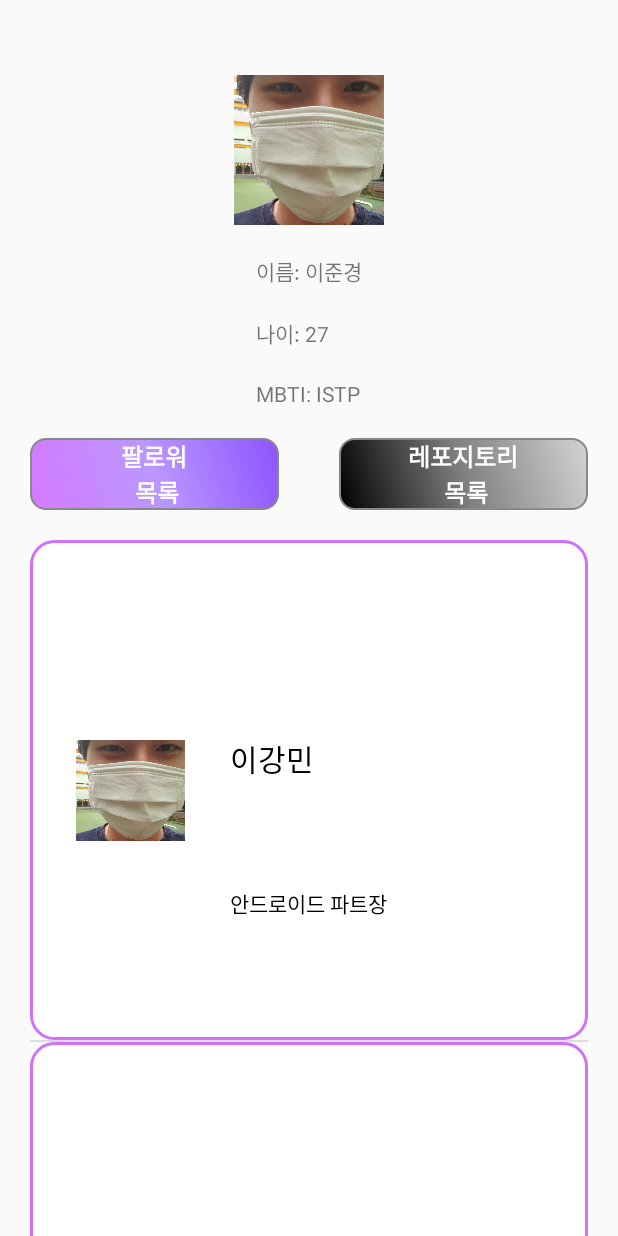
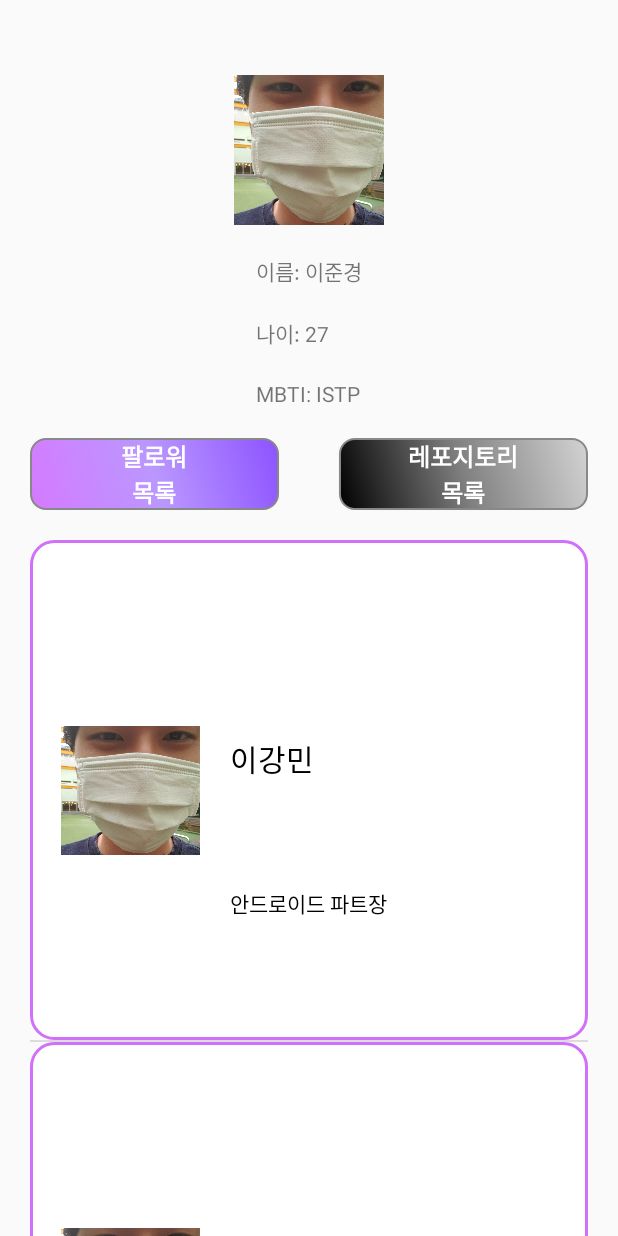
Before and after one commit to 30th-THE-SOPT-Android-Part/Android-JoonKyung, an Android app: the FollowerFragment screen opened directly, with no data from a screen before it, after a tap on an icon or button, on a phone screen of 412 x 824 dp. Run offline under Robolectric (Android 15) with nearby library versions, the phone set to English and light mode, and no system bars; our stand-ins replace data binding; libraries missing offline, so code that uses them is left out: it.xabaras.android.

Commit message:
feat: 효림이 피드백 반영

```diff
--- a/app/src/main/AndroidManifest.xml
+++ b/app/src/main/AndroidManifest.xml
@@ -10,7 +10,7 @@
         android:supportsRtl="true"
         android:theme="@style/Theme.SOPTLEE">
         <activity
-            android:name=".DetailActivity"
+            android:name=".detail.DetailActivity"
             android:exported="false" />
         <activity
             android:name=".SampleActivity"
--- a/app/src/main/java/com/lee989898/soptlee/FollowerAdapter.kt
+++ b/app/src/main/java/com/lee989898/soptlee/FollowerAdapter.kt
@@ -4,9 +4,9 @@ import android.content.Intent
 import android.view.LayoutInflater
 import android.view.ViewGroup
 import androidx.core.content.ContextCompat
-import androidx.recyclerview.widget.LinearSmoothScroller
 import androidx.recyclerview.widget.RecyclerView
 import com.lee989898.soptlee.databinding.ItemFollowerListBinding
+import com.lee989898.soptlee.detail.DetailActivity
 
 class FollowerAdapter : RecyclerView.Adapter<FollowerAdapter.FollowerViewHolder>() {
 
--- a/app/src/main/java/com/lee989898/soptlee/FollowerFragment.kt
+++ b/app/src/main/java/com/lee989898/soptlee/FollowerFragment.kt
@@ -21,6 +21,14 @@ class FollowerFragment : Fragment() {
         savedInstanceState: Bundle?
     ): View? {
         _binding = FragmentFollowerBinding.inflate(layoutInflater, container, false)
+
+        addFollowerData()
+        initFollowerAdapter()
+
+        return binding.root
+    }
+
+    private fun addFollowerData() {
         list = listOf(
             FollowerData("이강민", "안드로이드 파트장"),
             FollowerData("김태현", "IOS 파트장"),
@@ -29,20 +37,12 @@ class FollowerFragment : Fragment() {
             FollowerData("채정아", "서버 파트장"),
             FollowerData("박수아", "디자인 파트장")
         )
-        initFollowerAdapter()
-
-        return binding.root
-    }
-
-    override fun onDestroyView() {
-        super.onDestroyView()
-        _binding = null
     }
 
     private fun initFollowerAdapter() {
         followerAdapter = FollowerAdapter()
 
-        val swipeGesture = object : SwipeGesture(requireContext()){
+        val swipeGesture = object : SwipeGesture(requireContext()) {
 
             override fun onMove(
                 recyclerView: RecyclerView,
@@ -53,20 +53,20 @@ class FollowerFragment : Fragment() {
                 val from_pos = viewHolder.adapterPosition
                 val to_pos = target.adapterPosition
 
-                Collections.swap(list,from_pos, to_pos)
+                Collections.swap(list, from_pos, to_pos)
                 followerAdapter.notifyItemMoved(from_pos, to_pos)
 
                 return false
             }
 
             override fun onSwiped(viewHolder: RecyclerView.ViewHolder, direction: Int) {
-                when(direction) {
+                when (direction) {
                     ItemTouchHelper.LEFT -> {
                         followerAdapter.deleteItem(viewHolder.adapterPosition)
                     }
-                    ItemTouchHelper.RIGHT -> {
-                        followerAdapter.deleteItem(viewHolder.adapterPosition)
-                    }
+//                    ItemTouchHelper.RIGHT -> {
+//                        followerAdapter.deleteItem(viewHolder.adapterPosition)
+//                    }
                 }
 
             }
@@ -79,14 +79,20 @@ class FollowerFragment : Fragment() {
         binding.followerListRv.adapter = followerAdapter
 
         val dividerItemDecoration =
-            DividerItemDecoration(binding.followerListRv.context, LinearLayoutManager(requireContext()).orientation)
+            DividerItemDecoration(
+                binding.followerListRv.context,
+                LinearLayoutManager(requireContext()).orientation
+            )
 
         binding.followerListRv.addItemDecoration(dividerItemDecoration)
 
-        followerAdapter.followerList.addAll(
-            list
-        )
+        followerAdapter.followerList.addAll(list)
         followerAdapter.notifyDataSetChanged()
     }
 
+    override fun onDestroyView() {
+        super.onDestroyView()
+        _binding = null
+    }
+
 }
--- a/app/src/main/java/com/lee989898/soptlee/RepositoryFragment.kt
+++ b/app/src/main/java/com/lee989898/soptlee/RepositoryFragment.kt
@@ -36,10 +36,7 @@ class RepositoryFragment : Fragment() {
 
         repositoryAdapter.repositoryList.addAll(
             listOf(
-                RepositoryData(
-                    "안드로이드 과제 레포지토리", "안드로이드 파트 과제안드로이드 파트 과제안드로이드 파트 과제안드로이드 파트 과제" +
-                            "안드로이드 파트 과제안드로이드 파트 과제안드로이드 파트 과제안드로이드 파트 과제안드로이드 파트 과제안드로이드 파트 과제"
-                ),
+                RepositoryData("안드로이드 과제 레포지토리", "안드로이드 파트 과제".repeat(5)),
                 RepositoryData("ios 과제 레포지토리", "ios 파트 과제"),
                 RepositoryData("서버 과제 레포지토리", "서버 파트 과제"),
                 RepositoryData("기획 과제 레포지토리", "기획 파트 과제"),
--- a/app/src/main/java/com/lee989898/soptlee/main/HomeActivity.kt
+++ b/app/src/main/java/com/lee989898/soptlee/main/HomeActivity.kt
@@ -2,6 +2,7 @@ package com.lee989898.soptlee.main
 
 import androidx.appcompat.app.AppCompatActivity
 import android.os.Bundle
+import androidx.fragment.app.Fragment
 import com.lee989898.soptlee.*
 import com.lee989898.soptlee.databinding.ActivityHomeBinding
 
@@ -24,16 +25,18 @@ class HomeActivity : AppCompatActivity() {
         supportFragmentManager.beginTransaction().add(R.id.home_list_fcv, followerFragment).commit()
 
         binding.homeRepoListBt.setOnClickListener {
-            val transaction = supportFragmentManager.beginTransaction()
-            transaction.replace(R.id.home_list_fcv, repositoryFragment)
-            transaction.commit()
+            replaceFragment(repositoryFragment)
         }
 
         binding.homeFollowerListBt.setOnClickListener {
-            val transaction = supportFragmentManager.beginTransaction()
-            transaction.replace(R.id.home_list_fcv, followerFragment)
-            transaction.commit()
+            replaceFragment(followerFragment)
         }
 
     }
+
+    private fun replaceFragment(replaceFragment: Fragment) {
+        val transaction = supportFragmentManager.beginTransaction()
+        transaction.replace(R.id.home_list_fcv, replaceFragment)
+        transaction.commit()
+    }
 }
--- a/app/src/main/res/drawable/follower_round_button.xml
+++ b/app/src/main/res/drawable/follower_round_button.xml
@@ -11,15 +11,12 @@
                 android:startColor="#D57AFF"
                 android:type="linear" />
 
-            <stroke android:width="1dp" android:color="#ff888888">
-
-            </stroke>
+            <stroke android:width="1dp" android:color="@color/stroke_color" />
 
             <corners android:radius="10dp" />
 
         </shape>
 
-
     </item>
 
 </selector>
--- a/app/src/main/res/layout/activity_home.xml
+++ b/app/src/main/res/layout/activity_home.xml
@@ -71,7 +71,7 @@
                     android:layout_marginEnd="20dp"
                     android:layout_weight="1"
                     android:background="@drawable/follower_round_button"
-                    android:text="팔로워\n 목록"
+                    android:text="팔로워\n목록"
                     android:textSize="16sp"
                     android:textColor="@color/white"
                     android:textStyle="bold"
@@ -85,7 +85,7 @@
                     android:layout_marginStart="20dp"
                     android:layout_weight="1"
                     android:background="@drawable/repository_round_button"
-                    android:text="레포지토리\n 목록"
+                    android:text="레포지토리\n목록"
                     android:textColor="@color/white"
                     android:textStyle="bold"
                     app:layout_constraintTop_toBottomOf="@id/home_mbti_tv" />
--- a/app/src/main/res/layout/activity_sign_up.xml
+++ b/app/src/main/res/layout/activity_sign_up.xml
@@ -4,7 +4,6 @@
     xmlns:tools="http://schemas.android.com/tools">
 
     <data>
-
 
 
     </data>
@@ -104,10 +103,10 @@
 
         <TextView
             android:id="@+id/sign_up_notice_tv"
-            app:layout_constraintTop_toBottomOf="@id/sign_up_join_bt"
             android:layout_width="wrap_content"
+            android:layout_height="wrap_content"
             app:layout_constraintStart_toStartOf="parent"
-            android:layout_height="wrap_content"/>
+            app:layout_constraintTop_toBottomOf="@id/sign_up_join_bt" />
 
     </androidx.constraintlayout.widget.ConstraintLayout>
 </layout>
--- a/app/src/main/res/layout/fragment_repository.xml
+++ b/app/src/main/res/layout/fragment_repository.xml
@@ -8,11 +8,11 @@
 
     <androidx.recyclerview.widget.RecyclerView
         android:id="@+id/repository_list_rv"
+        android:layout_width="match_parent"
+        android:layout_height="match_parent"
         app:layoutManager="androidx.recyclerview.widget.GridLayoutManager"
         app:spanCount="2"
         tools:itemCount="4"
-        tools:listitem="@layout/item_repository_list"
-        android:layout_width="match_parent"
-        android:layout_height="match_parent"/>
+        tools:listitem="@layout/item_repository_list" />
 
 </androidx.constraintlayout.widget.ConstraintLayout>
--- a/app/src/main/res/layout/item_follower_list.xml
+++ b/app/src/main/res/layout/item_follower_list.xml
@@ -8,13 +8,11 @@
     android:foreground="?android:selectableItemBackground"
     android:paddingVertical="10dp">
 
-
     <ImageView
         android:id="@+id/follower_profile_iv"
         android:layout_width="0dp"
         android:layout_height="0dp"
         android:layout_marginStart="20dp"
-        android:padding="10dp"
         android:src="@drawable/profile"
         app:layout_constraintBottom_toBottomOf="parent"
         app:layout_constraintDimensionRatio="1:1"
--- a/app/src/main/res/layout/item_repository_list.xml
+++ b/app/src/main/res/layout/item_repository_list.xml
@@ -18,8 +18,6 @@
         android:layout_marginEnd="20dp"
         android:textColor="@color/black"
         android:textSize="20sp"
-        app:layout_constraintEnd_toEndOf="parent"
-        app:layout_constraintStart_toStartOf="parent"
         app:layout_constraintTop_toTopOf="parent"
         tools:text="안드로이드 과제 레포지토리" />
 
--- a/app/src/main/res/values/colors.xml
+++ b/app/src/main/res/values/colors.xml
@@ -9,4 +9,7 @@
     <color name="white">#FFFFFFFF</color>
     <color name="deleteColor">#DD3124</color>
     <color name="archiveColor">#3AE015</color>
+
+    <color name="stroke_color">#ff888888</color>
+
 </resources>
```
Also changed, not shown: app/src/main/java/com/lee989898/soptlee/DetailActivity.kt (deleted, +0 -20 lines), app/src/main/java/com/lee989898/soptlee/detail/DetailActivity.kt (added, +36 -0 lines), app/src/main/java/com/lee989898/soptlee/detail/DetailViewModel.kt (added, +30 -0 lines), app/src/main/java/com/lee989898/soptlee/signup/SignUpActivity.kt (+4 -3 lines), app/src/main/res/layout/activity_detail.xml (+16 -5 lines).
